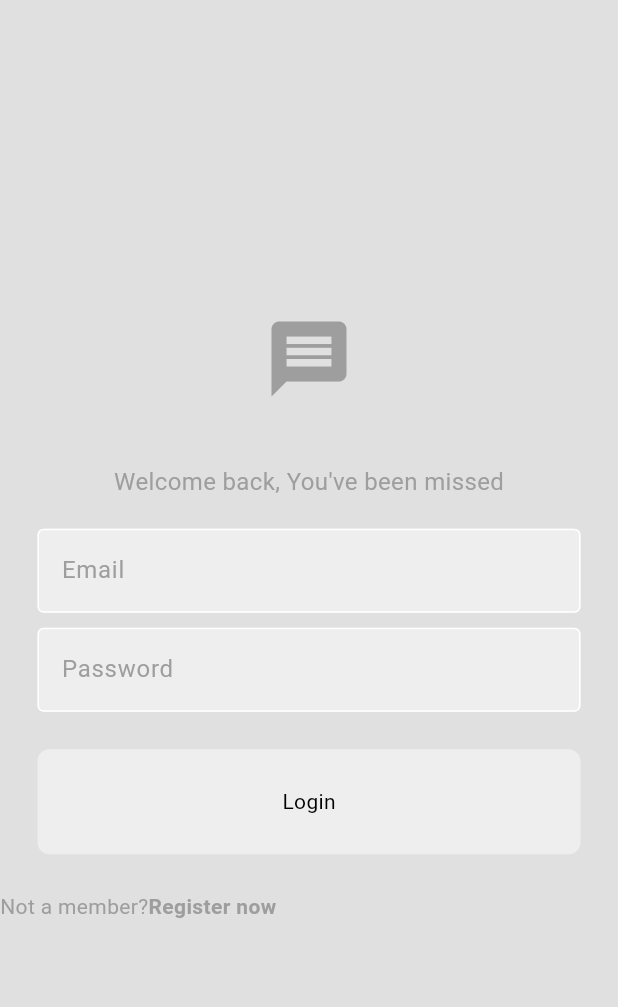
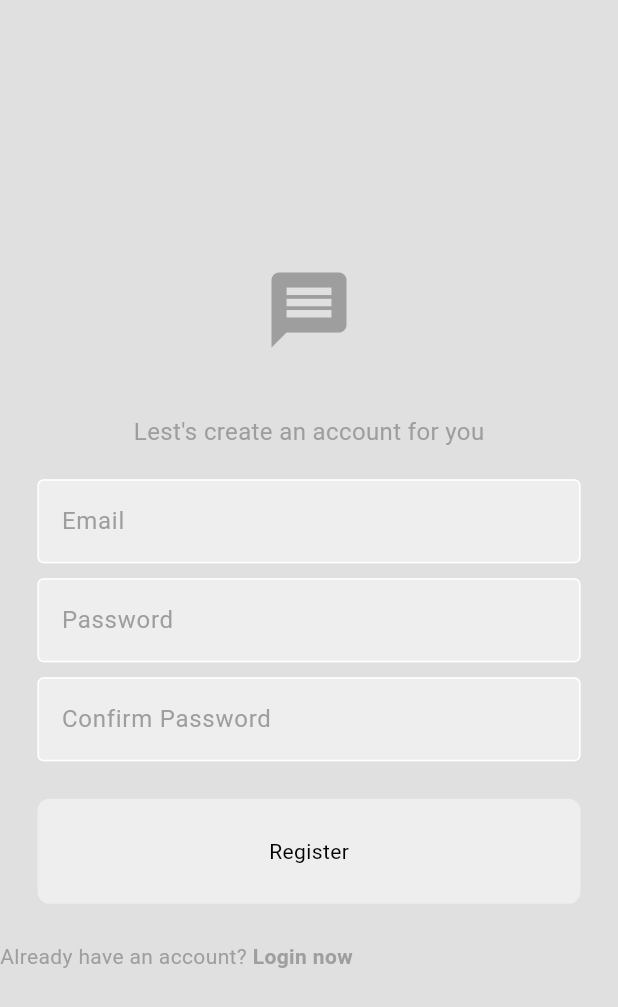
Before and after one commit to Mohammad-Nikmard/Minimal-Messenger, a Flutter app: the screen it shows after launch, on a phone screen of 412 x 824 dp. Shown: the top 1007 px of the screen. Run offline on Flutter 3.47's test engine with Material 3 defaults, Android fonts, the phone set to English and light mode, and no system bars; our stand-ins replace firebase_core; accounts and stored records are empty.

Commit message:
add register screen

```diff
--- a/lib/main.dart
+++ b/lib/main.dart
@@ -1,7 +1,7 @@
 import 'package:firebase_core/firebase_core.dart';
 import 'package:flutter/material.dart';
 import 'package:minimal_messenger/theme/light_mode.dart';
-import 'package:minimal_messenger/ui/login_screen.dart';
+import 'package:minimal_messenger/ui/register_screen.dart';
 import 'firebase_options.dart';
 
 void main() async {
@@ -21,7 +21,7 @@
     return MaterialApp(
       debugShowCheckedModeBanner: false,
       theme: lightMode,
-      home: const LoginScreen(),
+      home: const RegisterScreen(),
     );
   }
 }
--- /dev/null
+++ b/lib/ui/register_screen.dart
@@ -0,0 +1,92 @@
+import 'package:flutter/material.dart';
+import 'package:minimal_messenger/widgets/my_button.dart';
+import 'package:minimal_messenger/widgets/my_textfield.dart';
+
+class RegisterScreen extends StatelessWidget {
+  const RegisterScreen({super.key});
+
+  @override
+  Widget build(BuildContext context) {
+    var _emailController = TextEditingController();
+    var _passwordController = TextEditingController();
+    var _pwConfirmController = TextEditingController();
+    return Scaffold(
+      backgroundColor: Theme.of(context).colorScheme.background,
+      body: SafeArea(
+        child: Center(
+          child: Column(
+            mainAxisAlignment: MainAxisAlignment.center,
+            children: [
+              Icon(
+                Icons.message,
+                color: Theme.of(context).colorScheme.primary,
+                size: 60,
+              ),
+              const SizedBox(
+                height: 40,
+              ),
+              Text(
+                "Lest's create an account for you",
+                style: TextStyle(
+                  fontSize: 16,
+                  color: Theme.of(context).colorScheme.primary,
+                ),
+              ),
+              const SizedBox(
+                height: 20,
+              ),
+              MyTextField(
+                hint: "Email",
+                obsecure: false,
+                controller: _emailController,
+              ),
+              const SizedBox(
+                height: 10,
+              ),
+              MyTextField(
+                hint: "Password",
+                obsecure: true,
+                controller: _passwordController,
+              ),
+              const SizedBox(
+                height: 10,
+              ),
+              MyTextField(
+                hint: "Confirm Password",
+                obsecure: true,
+                controller: _pwConfirmController,
+              ),
+              const SizedBox(
+                height: 25,
+              ),
+              MyButton(
+                text: "Register",
+                onTap: () {},
+              ),
+              const SizedBox(
+                height: 25,
+              ),
+              Row(
+                children: [
+                  Text(
+                    "Already have an account? ",
+                    style: TextStyle(
+                      color: Theme.of(context).colorScheme.primary,
+                    ),
+                  ),
+                  Text(
+                    "Login now",
+                    style: TextStyle(
+                      fontWeight: FontWeight.bold,
+                      color: Theme.of(context).colorScheme.primary,
+                    ),
+                  ),
+                ],
+              ),
+            ],
+          ),
+        ),
+      ),
+    );
+  }
+}
```
